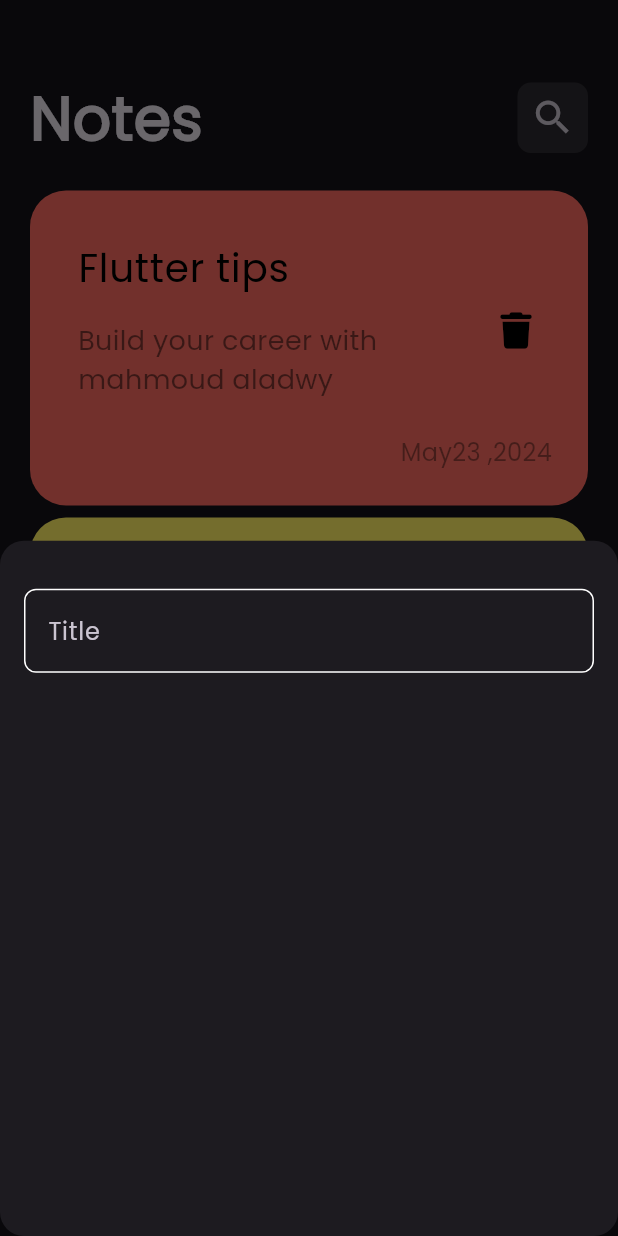
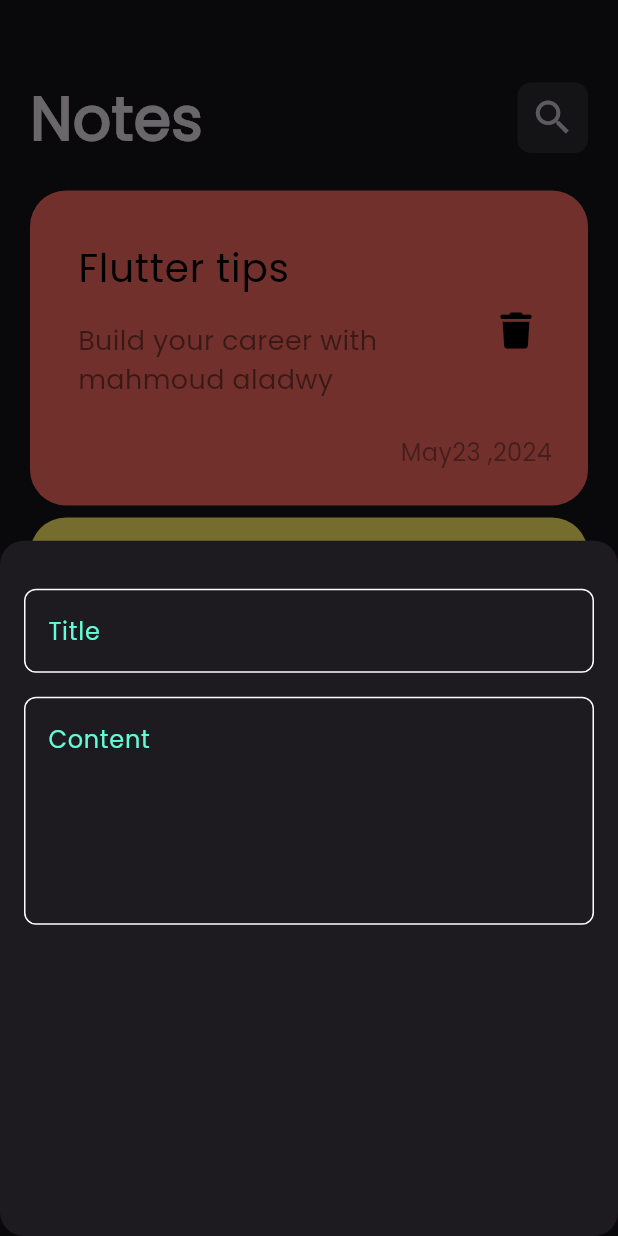
Before and after one commit to MahmoudAladwy33/NotesApp, a Flutter app: the screen it shows after launch, after a tap on the "add" icon, on a phone screen of 412 x 824 dp. Run offline on Flutter 3.47's test engine with Material 3 defaults, Android fonts, the light colour scheme and no system bars; our stand-ins replace font_awesome_flutter.

Commit message:
add fields to notes bottom sheet

```diff
--- a/lib/Widgets/add_note_bottom_sheet.dart
+++ b/lib/Widgets/add_note_bottom_sheet.dart
@@ -7,13 +7,22 @@
   @override
   Widget build(BuildContext context) {
     return const Padding(
-      padding:  EdgeInsets.symmetric(horizontal: 16),
+      padding: EdgeInsets.symmetric(horizontal: 16),
       child: Column(
         children: [
           SizedBox(
             height: 32,
           ),
-          CutsomTextField(),
+          CutsomTextField(
+            hint: 'Title',
+          ),
+          SizedBox(
+            height: 16,
+          ),
+          CutsomTextField(
+            hint: 'Content',
+            maxLines: 5,
+          ),
         ],
       ),
     );
--- a/lib/Widgets/cutsom_text_field.dart
+++ b/lib/Widgets/cutsom_text_field.dart
@@ -2,14 +2,20 @@
 import 'package:notes_app/Constants.dart';
 
 class CutsomTextField extends StatelessWidget {
-  const CutsomTextField({super.key});
+  const CutsomTextField({super.key, required this.hint, this.maxLines = 1});
 
+  final String hint;
+  final int maxLines;
   @override
   Widget build(BuildContext context) {
     return TextField(
+      maxLines: maxLines,
       cursorColor: kPrimaryColor,
       decoration: InputDecoration(
-        hintText: 'Title',
+        hintText: hint,
+        hintStyle:const TextStyle(
+          color: kPrimaryColor,
+        ),
         border: buildBorder(),
         enabledBorder: buildBorder(),
         focusedBorder: buildBorder(kPrimaryColor),
```
